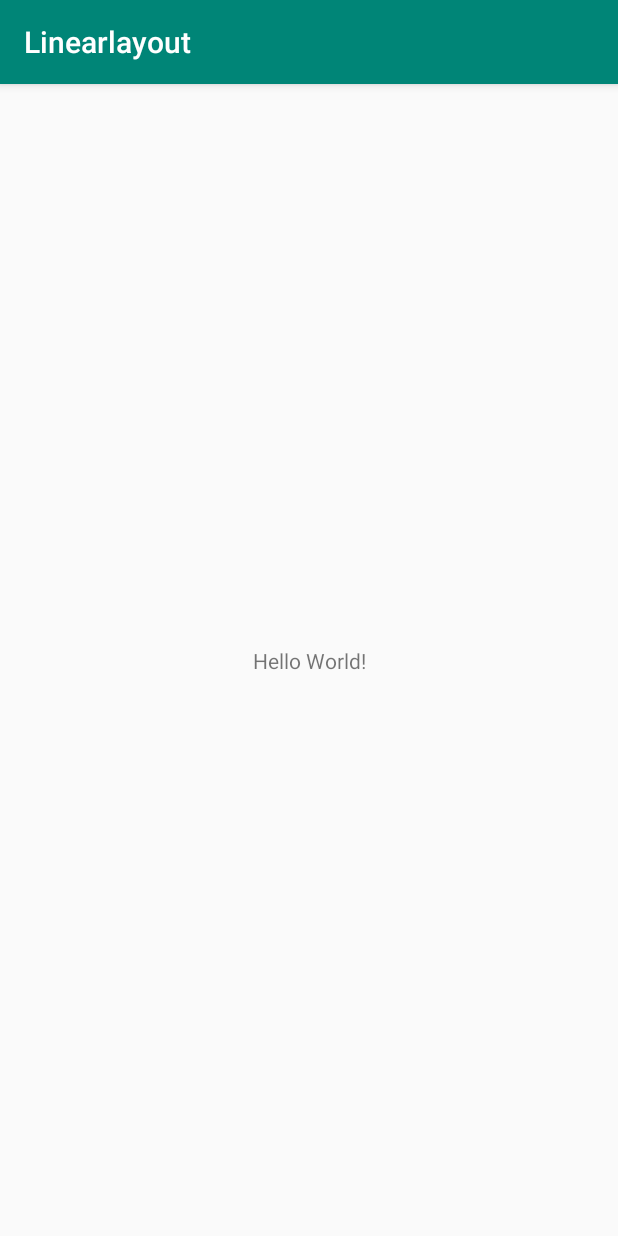
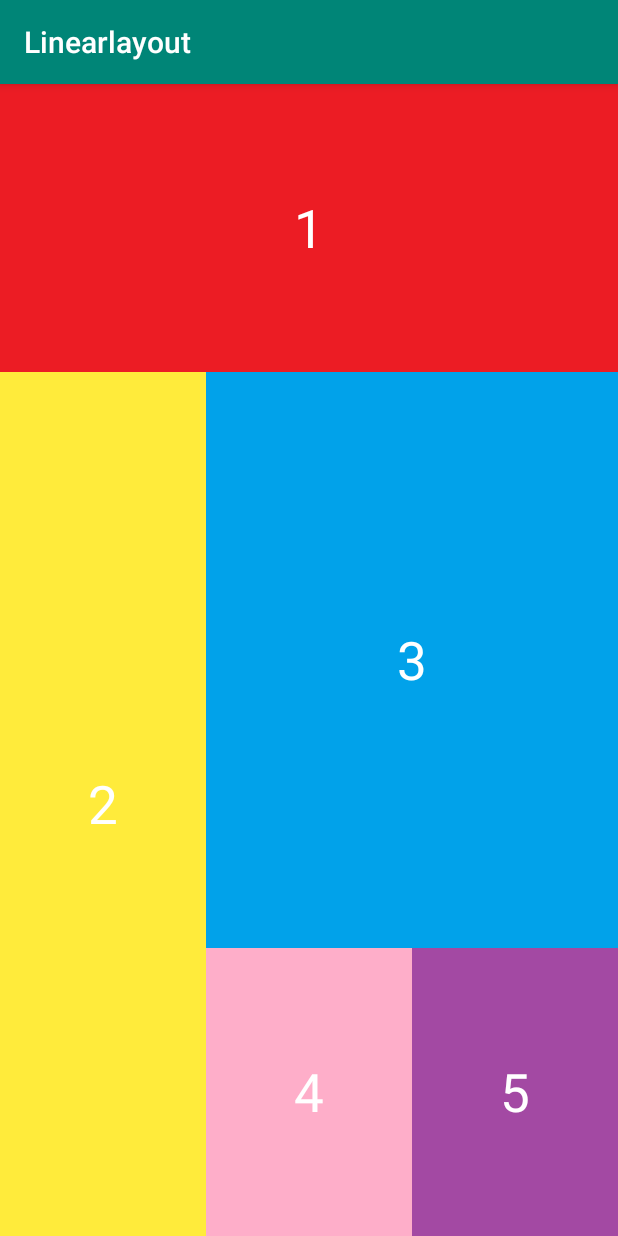
Before and after one commit to dungtran6868/Linearlayout, an Android app: the screen it shows after launch (MainActivity), on a phone screen of 412 x 824 dp. Run offline under Robolectric (Android 15) with nearby library versions, the phone set to English and light mode, and no system bars.

Commit message:
feat: ui bai tap 2

```diff
--- a/app/src/main/res/layout/activity_main.xml
+++ b/app/src/main/res/layout/activity_main.xml
@@ -1,18 +1,98 @@
 <?xml version="1.0" encoding="utf-8"?>
-<android.support.constraint.ConstraintLayout xmlns:android="http://schemas.android.com/apk/res/android"
-    xmlns:app="http://schemas.android.com/apk/res-auto"
-    xmlns:tools="http://schemas.android.com/tools"
+<LinearLayout
+    xmlns:android="http://schemas.android.com/apk/res/android"
     android:layout_width="match_parent"
     android:layout_height="match_parent"
-    tools:context=".MainActivity">
+    android:orientation="vertical"
+    android:weightSum="4">
+    <LinearLayout
+        android:layout_weight = "1"
+        android:layout_width = "match_parent"
+        android:layout_height = "0dp"
+        >
 
-    <TextView
-        android:layout_width="wrap_content"
-        android:layout_height="wrap_content"
-        android:text="Hello World!"
-        app:layout_constraintBottom_toBottomOf="parent"
-        app:layout_constraintLeft_toLeftOf="parent"
-        app:layout_constraintRight_toRightOf="parent"
-        app:layout_constraintTop_toTopOf="parent" />
+        <TextView
+            android:background="#EC1C24"
+            android:text="1"
+            android:textColor="#ffffff"
+            android:textSize="35sp"
+            android:gravity="center"
+            android:layout_width="match_parent"
+            android:layout_height="match_parent" />
 
-</android.support.constraint.ConstraintLayout>
+    </LinearLayout>
+
+    <LinearLayout
+        android:layout_weight = "3"
+        android:layout_width = "match_parent"
+        android:layout_height = "0dp"
+        android:orientation="horizontal"
+        android:weightSum="3">
+
+        <LinearLayout
+            android:layout_weight="1"
+            android:layout_width="0dp"
+            android:layout_height="match_parent">
+            <TextView
+                android:text="2"
+                android:textSize="35sp"
+                android:gravity="center"
+                android:textColor="#ffffff"
+                android:background="#FFEB3B"
+                android:layout_width="match_parent"
+                android:layout_height="match_parent" />
+        </LinearLayout>
+
+        <LinearLayout
+            android:orientation="vertical"
+            android:layout_weight="2"
+            android:layout_width="0dp"
+            android:layout_height="match_parent"
+            android:weightSum="3">
+
+            <LinearLayout
+                android:layout_weight="2"
+                android:layout_width="match_parent"
+                android:layout_height="0dp">
+
+                <TextView
+                    android:text="3"
+                    android:textSize="35sp"
+                    android:textColor="#ffffff"
+                    android:gravity="center"
+                    android:background="#01A2EA"
+                    android:layout_width="match_parent"
+                    android:layout_height="match_parent" />
+
+            </LinearLayout>
+
+            <LinearLayout
+                android:layout_weight="1"
+                android:layout_width="match_parent"
+                android:layout_height="0dp"
+                android:orientation="horizontal">
+
+                <TextView
+                    android:text="4"
+                    android:textSize="35sp"
+                    android:textColor="#ffffff"
+                    android:gravity="center"
+                    android:layout_weight="1"
+                    android:background="#FEAEC9"
+                    android:layout_width="match_parent"
+                    android:layout_height="match_parent" />
+                <TextView
+                    android:text="5"
+                    android:textSize="35sp"
+                    android:textColor="#ffffff"
+                    android:gravity="center"
+                    android:layout_weight="1"
+                    android:background="#A349A3"
+                    android:layout_width="match_parent"
+                    android:layout_height="match_parent" />
+
+            </LinearLayout>
+        </LinearLayout>
+
+    </LinearLayout>
+</LinearLayout>
```
